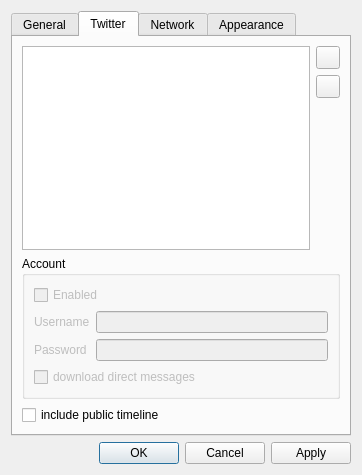
The window that qtwitter-app/ui/settings.ui (ayoy/qtwitter) describes before a commit, drawn with Qt 5.
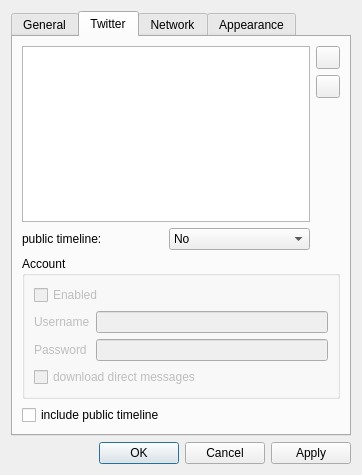
The same window after the commit. The open tabs and pages were chosen to show the change. Icons and pictures are not drawn.

Commit message: Performance improvements in XmlParser class and support for identi.ca links in Identi.ca statuses

The edit to the form file:
```diff
--- a/qtwitter-app/ui/settings.ui
+++ b/qtwitter-app/ui/settings.ui
@@ -172,9 +172,14 @@
       <attribute name="title">
        <string>Twitter</string>
       </attribute>
+      <layout class="QVBoxLayout" name="verticalLayout_7">
+       <item>
+        <layout class="QHBoxLayout" name="horizontalLayout_2">
+         <item>
       <layout class="QVBoxLayout" name="verticalLayout">
-       <item>
-        <layout class="QHBoxLayout" name="horizontalLayout_3">
+           <property name="spacing">
+            <number>6</number>
+           </property>
          <item>
           <widget class="QTreeView" name="usersView">
            <property name="horizontalScrollBarPolicy">
@@ -199,6 +204,43 @@
             <bool>false</bool>
            </property>
           </widget>
+           </item>
+           <item>
+            <layout class="QHBoxLayout" name="horizontalLayout">
+             <item>
+              <widget class="QLabel" name="label">
+               <property name="text">
+                <string>public timeline:</string>
+               </property>
+              </widget>
+             </item>
+             <item>
+              <widget class="QComboBox" name="comboBox">
+               <item>
+                <property name="text">
+                 <string>No</string>
+                </property>
+               </item>
+               <item>
+                <property name="text">
+                 <string>Twitter</string>
+                </property>
+               </item>
+               <item>
+                <property name="text">
+                 <string>Identi.ca</string>
+                </property>
+               </item>
+               <item>
+                <property name="text">
+                 <string>Both</string>
+                </property>
+               </item>
+              </widget>
+             </item>
+            </layout>
+           </item>
+          </layout>
          </item>
          <item>
           <layout class="QVBoxLayout" name="verticalLayout_4">
```
Lines whose indentation alone changed are shown as unchanged. The commit also changes 3 other files.
